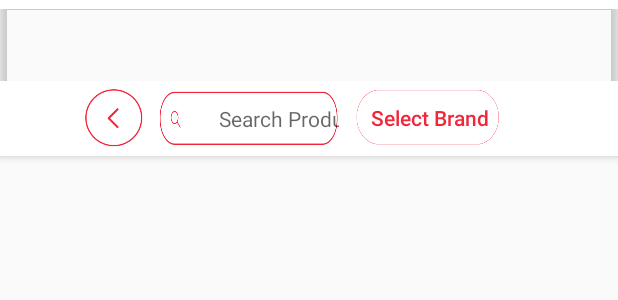
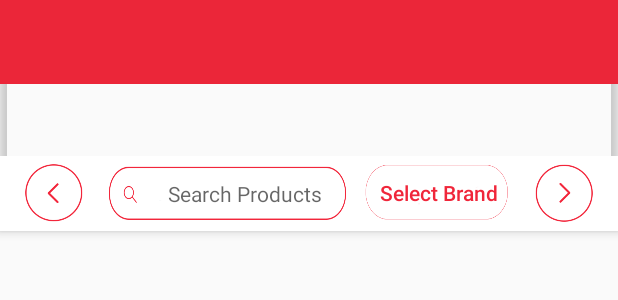
Before and after one commit to PrishanM/SwifterUser, an Android app: the layout fragment_items_base.xml on its own in the app's theme, with its tools: preview values and no code run, on a phone screen of 412 x 824 dp. Shown: the top 300 px of the screen. Run offline under Robolectric (Android 15) with nearby library versions, the phone set to English and light mode, and no system bars; network calls fail.

Commit message:
Sprint 2

```diff
--- a/app/src/main/AndroidManifest.xml
+++ b/app/src/main/AndroidManifest.xml
@@ -84,8 +84,13 @@
         </activity>
 
         <activity
+            android:theme="@style/AppTheme.NoActionBar"
             android:name=".purchase.CategoryProduct"
             android:screenOrientation="portrait" >
+
+            <meta-data
+                android:name="android.support.PARENT_ACTIVITY"
+                android:value=".MainActivity" />
 
         </activity>
 
--- a/app/src/main/java/com/evensel/swyftr/MainActivity.java
+++ b/app/src/main/java/com/evensel/swyftr/MainActivity.java
@@ -213,7 +213,7 @@ public class MainActivity extends AppCompatActivity implements FragmentDrawer.Fr
     public boolean onCreateOptionsMenu(Menu menu) {
         getMenuInflater().inflate(R.menu.menu_other, menu);
         TextView txtPrice = (TextView)menu.findItem(R.id.idDone).getActionView().findViewById(R.id.txtPrice);
-        txtPrice.setText("LKR "+AppController.getAmount());
+        txtPrice.setText(AppController.getAmount()+" LKR");
         return true;
     }
 }
--- a/app/src/main/java/com/evensel/swyftr/purchase/PurchaseProductsCategoriesFragment.java
+++ b/app/src/main/java/com/evensel/swyftr/purchase/PurchaseProductsCategoriesFragment.java
@@ -54,6 +54,8 @@ public class PurchaseProductsCategoriesFragment extends Fragment {
             @Override
             public void onClick(View view, int position) {
                 Intent intent = new Intent(getActivity(), CategoryProduct.class);
+                intent.putExtra("ID",AppController.getDatumArrayList().get(position).getId());
+                intent.putExtra("PRODUCT",AppController.getDatumArrayList().get(position).getCategoryName());
                 getActivity().startActivity(intent);
             }
 
--- a/app/src/main/java/com/evensel/swyftr/util/AppURL.java
+++ b/app/src/main/java/com/evensel/swyftr/util/AppURL.java
@@ -18,4 +18,5 @@ public class AppURL {
     public static final String PRODUCT_HOME_SEARCH = "products/";
     public static final String PRODUCT_FAVOURITE = "user/favourite";
     public static final String CATEGORY_PRODUCTS_URL = "categoryproduct/";
+    public static final String CATEGORY_BRANDS_URL = "categorybrand/";
 }
--- a/app/src/main/res/layout/cart_layout.xml
+++ b/app/src/main/res/layout/cart_layout.xml
@@ -7,9 +7,10 @@
 
     <TextView
         android:id="@+id/txtPrice"
-        android:layout_width="50dp"
+        android:layout_width="70dp"
         android:layout_height="20dp"
-        android:text="Test"
+        android:text="0.0 LKR"
+        android:textSize="10sp"
         android:textColor="@color/colorAccent"
         android:background="@drawable/ic_white_lbl"
         android:gravity="center"/>
--- a/app/src/main/res/layout/fragment_items_base.xml
+++ b/app/src/main/res/layout/fragment_items_base.xml
@@ -8,10 +8,30 @@
         android:layout_height="wrap_content"
         android:background="@android:color/transparent">
 
-        <View
+        <LinearLayout
             android:layout_width="match_parent"
-            android:layout_height="6dp"
-            android:background="@android:color/white"/>
+            android:layout_height="match_parent"
+            android:orientation="vertical">
+
+            <LinearLayout
+                android:id="@+id/container_toolbar"
+                android:layout_width="match_parent"
+                android:layout_height="wrap_content"
+                android:orientation="vertical">
+
+                <include
+                    android:id="@+id/toolbar"
+                    layout="@layout/toolbar" />
+            </LinearLayout>
+
+            <FrameLayout
+                android:id="@+id/container_body"
+                android:layout_width="fill_parent"
+                android:layout_height="0dp"
+                android:layout_weight="1" />
+
+
+        </LinearLayout>
 
         <android.support.design.widget.TabLayout
             android:id="@+id/tabs"
@@ -23,21 +43,13 @@
 
         <LinearLayout
             android:layout_width="match_parent"
-            android:layout_height="match_parent"
-            android:orientation="vertical"
-            android:weightSum="1">
-
-            <LinearLayout
-                android:id="@+id/nav_header_container"
-                android:layout_width="match_parent"
             android:layout_height="50dp"
-                android:layout_alignParentTop="true"
+            android:weightSum="1"
+            android:orientation="horizontal"
             android:gravity="center"
-                android:orientation="horizontal"
             android:background="@android:color/white"
-                android:paddingLeft="@dimen/activity_horizontal_margin"
             android:paddingRight="@dimen/activity_horizontal_margin"
-                android:weightSum="1">
+            android:paddingLeft="@dimen/activity_horizontal_margin">
 
             <ImageView
                 android:id="@+id/imgLeft"
@@ -45,13 +57,29 @@
                 android:layout_height="40dp"
                 android:src="@drawable/go_back_btn"/>
 
-                <Space
-                    android:layout_width="@dimen/space_normal"
-                    android:layout_height="match_parent" />
+
+            <LinearLayout
+                android:layout_width="0dp"
+                android:layout_height="match_parent"
+                android:layout_weight="1">
+
+                <HorizontalScrollView
+                    android:layout_width="wrap_content"
+                    android:layout_height="50dp"
+                    android:layout_gravity="center"
+                    android:scrollbars="none"
+                    android:paddingLeft="@dimen/activity_horizontal_margin"
+                    android:paddingRight="@dimen/activity_horizontal_margin">
+
+                    <LinearLayout
+                        android:layout_width="wrap_content"
+                        android:layout_height="match_parent"
+                        android:orientation="horizontal"
+                        android:gravity="center">
 
                         <EditText
                             android:id="@+id/txtSearch"
-                    android:layout_width="120dp"
+                            android:layout_width="160dp"
                             android:layout_height="match_parent"
                             android:paddingLeft="40dp"
                             android:textSize="@dimen/font_normal"
@@ -61,6 +89,7 @@
                             android:layout_marginTop="6dp"
                             android:layout_marginBottom="6dp"
                             android:background="@drawable/hollow_search_background"/>
+
 
                         <Space
                             android:layout_width="@dimen/space_normal"
@@ -88,23 +117,29 @@
                             android:textAllCaps="false"
                             android:textColor="@color/colorAccent"
                             android:layout_height="40dp"
-                    android:visibility="gone"
                             android:background="@drawable/button_border_only"/>
 
-                <Space
-                    android:layout_width="@dimen/space_normal"
-                    android:layout_height="match_parent" />
+
+                    </LinearLayout>
+
+
+                </HorizontalScrollView>
+
+
+            </LinearLayout>
+
 
             <ImageView
                 android:id="@+id/imgNext"
                 android:layout_width="40dp"
                 android:layout_height="40dp"
-                    android:src="@drawable/go_next_btn"
-                    android:visibility="gone"/>
+                android:src="@drawable/go_next_btn"/>
+
+
 
 
         </LinearLayout>
-        </LinearLayout>
+
     </android.support.design.widget.AppBarLayout>
 
     <android.support.v4.view.ViewPager
```
Also changed, not shown: app/src/main/java/com/evensel/swyftr/purchase/CategoryProduct.java (+114 -1 lines), app/src/main/java/com/evensel/swyftr/purchase/SearchItemsRecycleAdapter.java (+5 -9 lines), app/src/main/java/com/evensel/swyftr/util/Datum.java (+13 -0 lines), app/src/main/java/com/evensel/swyftr/util/JsonRequestManager.java (+54 -0 lines), app/src/main/res/layout/custom_alert_dialog.xml (added, +7 -0 lines). Lines whose indentation alone changed are shown as unchanged.
